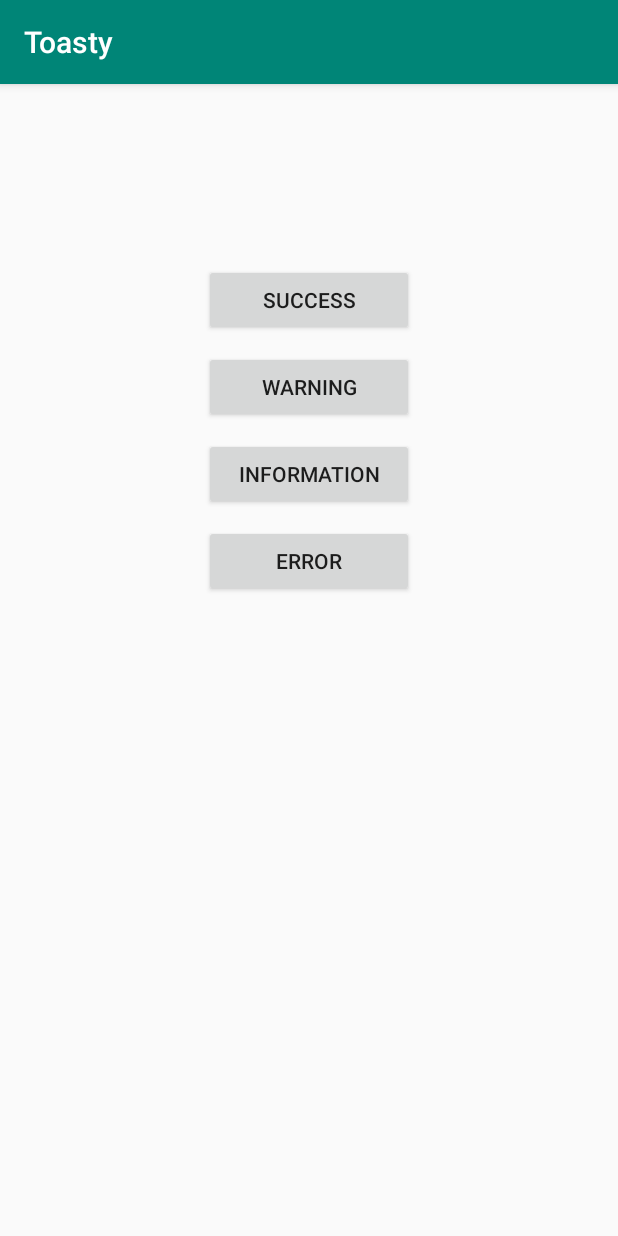
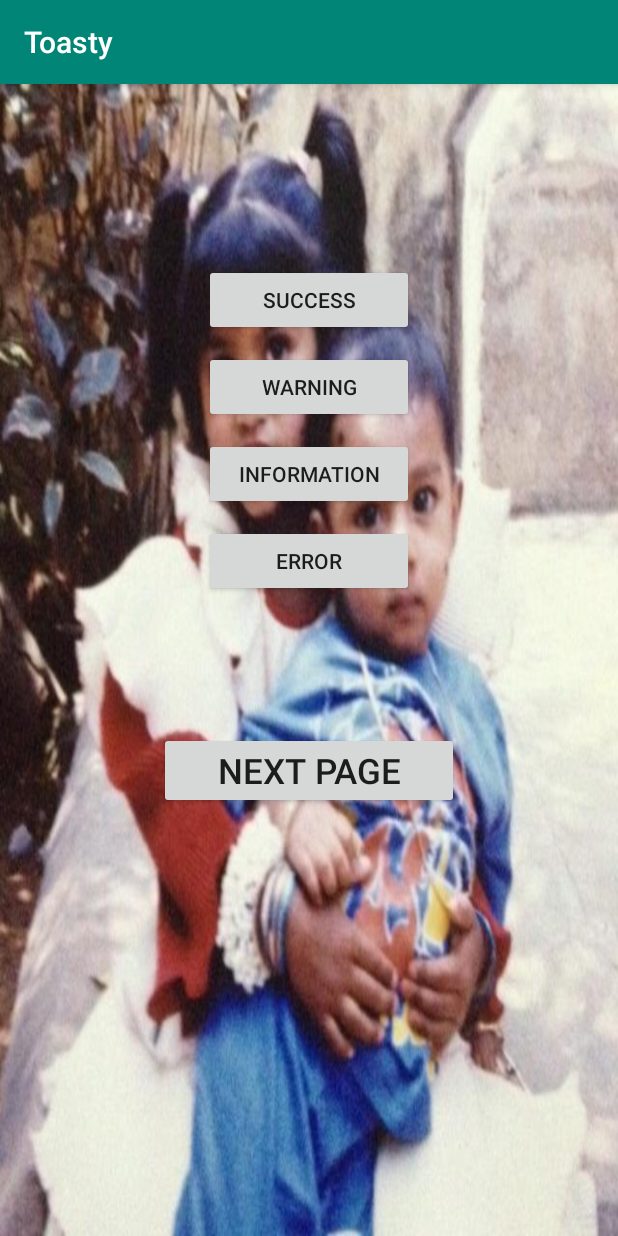
Before and after one commit to shameed97/Toasty, an Android app: the screen it shows after launch (MainActivity), on a phone screen of 412 x 824 dp. Run offline under Robolectric (Android 15) with nearby library versions, the phone set to English and light mode, and no system bars; libraries missing offline, so code that uses them is left out: es.dmoral.toasty.

```diff
--- a/app/src/main/AndroidManifest.xml
+++ b/app/src/main/AndroidManifest.xml
@@ -9,6 +9,7 @@
         android:roundIcon="@mipmap/ic_launcher_round"
         android:supportsRtl="true"
         android:theme="@style/AppTheme">
+        <activity android:name=".Main2Activity"></activity>
         <activity android:name=".MainActivity">
             <intent-filter>
                 <action android:name="android.intent.action.MAIN" />
--- a/app/src/main/res/layout/activity_main.xml
+++ b/app/src/main/res/layout/activity_main.xml
@@ -3,6 +3,7 @@
     xmlns:tools="http://schemas.android.com/tools"
     android:layout_width="match_parent"
     android:layout_height="match_parent"
+    android:background="@drawable/shagul"
     android:orientation="vertical"
     android:padding="20dp"
     tools:context=".MainActivity">
@@ -41,5 +42,15 @@
         android:onClick="errorToasty"
         android:text="@string/error" />
 
+    <Button
+        android:layout_width="200dp"
+        android:layout_height="wrap_content"
+        android:layout_gravity="center"
+        android:layout_marginTop="90dp"
+        android:onClick="Next_Page"
+        android:text="@string/next_page"
+        android:textSize="23sp"
+        tools:ignore="OnClick" />
+
 
 </LinearLayout>
--- a/app/src/main/res/values/colors.xml
+++ b/app/src/main/res/values/colors.xml
@@ -3,4 +3,9 @@
     <color name="colorPrimary">#008577</color>
     <color name="colorPrimaryDark">#00574B</color>
     <color name="colorAccent">#D81B60</color>
+    <color name="back_pop">#0B0B0C</color>
+    <color name="white">#ffff</color>
+    <color name="yellow">#D1C12F</color>
+    <color name="blue">#3048CF</color>
+    <color name="green">#4BDB51</color>
 </resources>
```
Also changed, not shown: app/src/main/java/com/example/toasty/MainActivity.java (+42 -0 lines), app/src/main/res/values/strings.xml (+11 -0 lines), app/src/main/res/drawable/shagul.jpg (added).
